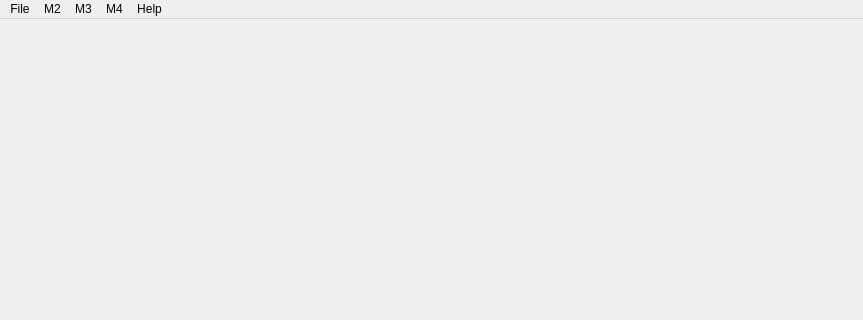
The window that main.ui (Natsik/S_Ch_Imaging) describes before a commit, drawn with Qt 5; both pictures show x 0 to 863 and y 0 to 320 of the 863 by 557 pixel window.
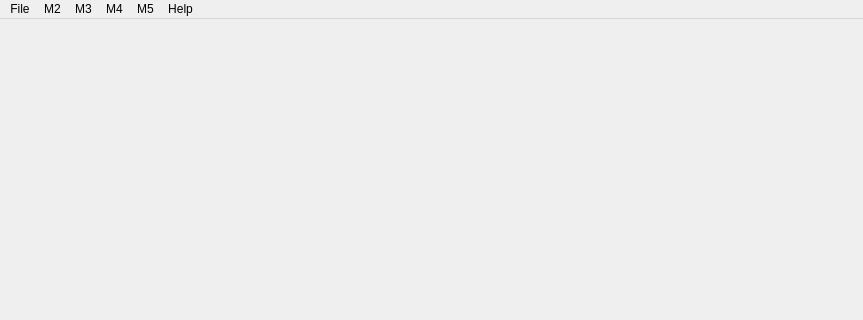
The same window after the commit.

The edit to the form file:
```diff
--- a/main.ui
+++ b/main.ui
@@ -90,10 +90,20 @@
     <addaction name="actionDust"/>
     <addaction name="actionGrid"/>
    </widget>
+   <widget class="QMenu" name="menuM5">
+    <property name="title">
+     <string>M5</string>
+    </property>
+    <addaction name="actionDifference"/>
+    <addaction name="separator"/>
+    <addaction name="actionSet_golden_images_path"/>
+    <addaction name="actionSet_diff_images_path"/>
+   </widget>
    <addaction name="menuFile"/>
    <addaction name="menuFilters"/>
    <addaction name="menuM3"/>
    <addaction name="menuM4"/>
+   <addaction name="menuM5"/>
    <addaction name="menuHelp"/>
   </widget>
   <widget class="QStatusBar" name="statusbar"/>
```
Left out of the diff: 18 changed lines with no effect on the pictures.
